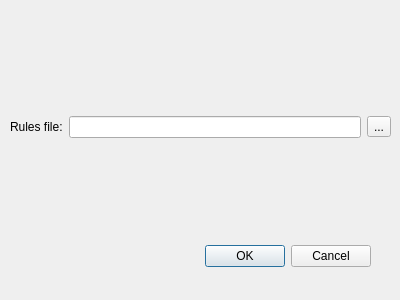
Above: gs_validate_dialog_base.ui from geosense/GSValidator before the change. Below: the same form after it.
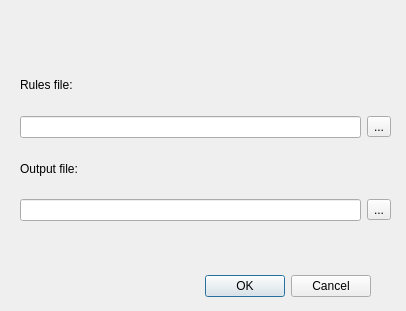
That is the form after the change.

Commit message: error output into shapefile

Diff of the .ui file:
```diff
--- a/gs_validate_dialog_base.ui
+++ b/gs_validate_dialog_base.ui
@@ -6,8 +6,8 @@
    <rect>
     <x>0</x>
     <y>0</y>
-    <width>400</width>
-    <height>300</height>
+    <width>406</width>
+    <height>311</height>
    </rect>
   </property>
   <property name="windowTitle">
@@ -17,7 +17,7 @@
    <property name="geometry">
     <rect>
      <x>30</x>
-     <y>240</y>
+     <y>270</y>
      <width>341</width>
      <height>32</height>
     </rect>
@@ -32,13 +32,15 @@
   <widget class="QWidget" name="horizontalLayoutWidget">
    <property name="geometry">
     <rect>
-     <x>10</x>
-     <y>30</y>
-     <width>381</width>
-     <height>194</height>
+     <x>20</x>
+     <y>60</y>
+     <width>371</width>
+     <height>161</height>
     </rect>
    </property>
-   <layout class="QHBoxLayout" name="horizontalLayout">
+   <layout class="QVBoxLayout" name="verticalLayout_3">
+    <item>
+     <layout class="QVBoxLayout" name="verticalLayout_2">
     <item>
      <widget class="QLabel" name="rulesFileLabel">
       <property name="lineWidth">
@@ -50,6 +52,8 @@
      </widget>
     </item>
     <item>
+       <layout class="QHBoxLayout" name="horizontalLayout">
+        <item>
      <widget class="QLineEdit" name="rulesFile"/>
     </item>
     <item>
@@ -60,7 +64,41 @@
      </widget>
     </item>
    </layout>
-  </widget>
+      </item>
+     </layout>
+    </item>
+    <item>
+     <layout class="QVBoxLayout" name="verticalLayout">
+      <item>
+       <widget class="QLabel" name="rulesFileLabel_2">
+        <property name="lineWidth">
+         <number>3</number>
+        </property>
+        <property name="text">
+         <string>Output file:</string>
+        </property>
+       </widget>
+      </item>
+      <item>
+       <layout class="QHBoxLayout" name="horizontalLayout_2">
+        <item>
+         <widget class="QLineEdit" name="outputFile"/>
+        </item>
+        <item>
+         <widget class="QToolButton" name="outputFileButton">
+          <property name="text">
+           <string>...</string>
+          </property>
+         </widget>
+        </item>
+       </layout>
+      </item>
+     </layout>
+    </item>
+   </layout>
+  </widget>
+  <zorder>layoutWidget</zorder>
+  <zorder>button_box</zorder>
  </widget>
  <resources/>
  <connections>
```
Left out of the diff: 2 changed lines with no effect on the pictures. Lines whose indentation alone changed are shown as unchanged. The commit also changes 3 other files.
